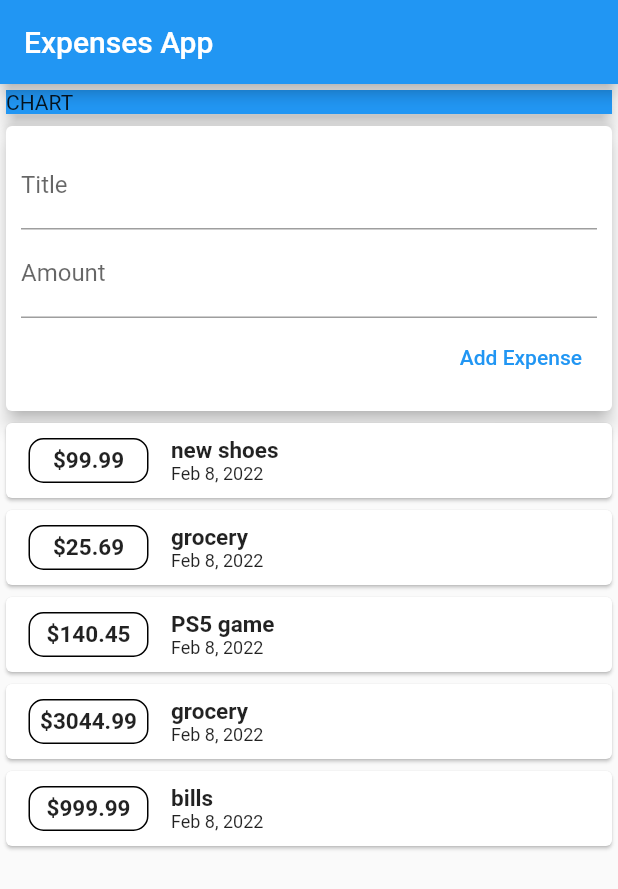
After one commit to bobend212/expenses_flutter, a Flutter app: the screen it shows after launch, on a phone screen of 412 x 824 dp. The commit adds this screen. Shown: the top 889 px of the screen. Run offline on Flutter 3.47's test engine with Material 2 defaults, Android fonts, the phone set to English and light mode, and no system bars.

Commit message:
scrollable list implemetted and app divided on smaller widgets

```diff
--- /dev/null
+++ b/lib/widgets/new_transaction.dart
@@ -0,0 +1,50 @@
+// ignore_for_file: prefer_const_constructors, avoid_print, use_key_in_widget_constructors
+
+import 'package:flutter/material.dart';
+
+class NewTransaction extends StatelessWidget {
+  final titleController = TextEditingController();
+  final amountController = TextEditingController();
+  final Function addTransaction;
+
+  NewTransaction(this.addTransaction);
+
+  @override
+  Widget build(BuildContext context) {
+    return Card(
+      elevation: 5,
+      child: Container(
+        padding: EdgeInsets.all(10),
+        child: Column(
+          crossAxisAlignment: CrossAxisAlignment.end,
+          children: [
+            TextField(
+              decoration: InputDecoration(labelText: 'Title'),
+              controller: titleController,
+              // onChanged: (value) {
+              //   titleInput = value;
+              // },
+            ),
+            TextField(
+              decoration: InputDecoration(labelText: 'Amount'),
+              controller: amountController,
+              // onChanged: (value) {
+              //   amountInput = value;
+              // },
+            ),
+            Container(
+              margin: EdgeInsets.all(2),
+              child: TextButton(
+                child: Text('Add Expense'),
+                onPressed: () {
+                  addTransaction(titleController.text,
+                      double.parse(amountController.text));
+                },
+              ),
+            ),
+          ],
+        ),
+      ),
+    );
+  }
+}
--- /dev/null
+++ b/lib/widgets/transaction_list.dart
@@ -0,0 +1,50 @@
+// ignore_for_file: prefer_const_constructors, use_key_in_widget_constructors, prefer_const_constructors_in_immutables
+
+import 'package:flutter/material.dart';
+import 'package:intl/intl.dart';
+import '../models/transaction.dart';
+
+class TransactionList extends StatelessWidget {
+  final List<Transaction> transactions;
+
+  TransactionList(this.transactions);
+
+  @override
+  Widget build(BuildContext context) {
+    return Column(
+      children: transactions.map((transaction) {
+        return Card(
+          child: Row(
+            children: [
+              Container(
+                width: 80,
+                alignment: Alignment.center,
+                margin: EdgeInsets.symmetric(vertical: 10, horizontal: 15),
+                decoration: BoxDecoration(
+                    border: Border.all(),
+                    borderRadius: BorderRadius.circular(10)),
+                padding: EdgeInsets.all(5),
+                child: Text('\$${transaction.amount}',
+                    style:
+                        TextStyle(fontWeight: FontWeight.bold, fontSize: 15)),
+              ),
+              Column(
+                crossAxisAlignment: CrossAxisAlignment.start,
+                children: [
+                  Text(
+                    transaction.title,
+                    style: TextStyle(fontWeight: FontWeight.bold, fontSize: 15),
+                  ),
+                  Text(
+                    DateFormat.yMMMd().format(transaction.date),
+                    style: TextStyle(fontSize: 12),
+                  ),
+                ],
+              )
+            ],
+          ),
+        );
+      }).toList(),
+    );
+  }
+}
--- /dev/null
+++ b/lib/widgets/user_transactions.dart
@@ -0,0 +1,45 @@
+import 'package:flutter/material.dart';
+
+import '../models/transaction.dart';
+import './new_transaction.dart';
+import './transaction_list.dart';
+
+class UserTransactions extends StatefulWidget {
+  const UserTransactions({Key? key}) : super(key: key);
+
+  @override
+  _UserTransactionsState createState() => _UserTransactionsState();
+}
+
+class _UserTransactionsState extends State<UserTransactions> {
+  final List<Transaction> _userTransactions = [
+    Transaction(
+        id: '1', title: 'new shoes', amount: 99.99, date: DateTime.now()),
+    Transaction(id: '2', title: 'grocery', amount: 25.69, date: DateTime.now()),
+    Transaction(
+        id: '3', title: 'PS5 game', amount: 140.45, date: DateTime.now()),
+    Transaction(
+        id: '4', title: 'grocery', amount: 3044.99, date: DateTime.now()),
+    Transaction(id: '5', title: 'bills', amount: 999.99, date: DateTime.now())
+  ];
+
+  void _addNewTransaction(String txTitle, double txAmount) {
+    final newTransaction = Transaction(
+        id: DateTime.now().toString(),
+        title: txTitle,
+        amount: txAmount,
+        date: DateTime.now());
+
+    setState(() {
+      _userTransactions.add(newTransaction);
+    });
+  }
+
+  @override
+  Widget build(BuildContext context) {
+    return Column(children: [
+      NewTransaction(_addNewTransaction),
+      TransactionList(_userTransactions),
+    ]);
+  }
+}
```
Also changed, not shown: lib/main.dart (+6 -92 lines), lib/models/transaction.dart (renamed from lib/transaction.dart).
